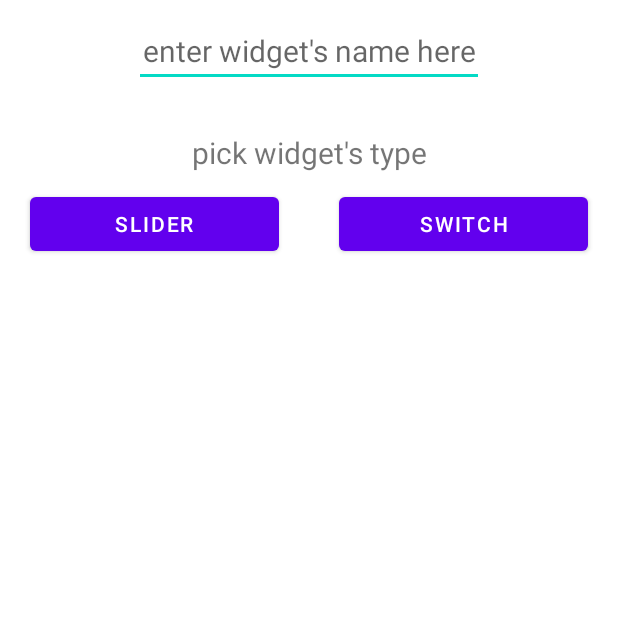
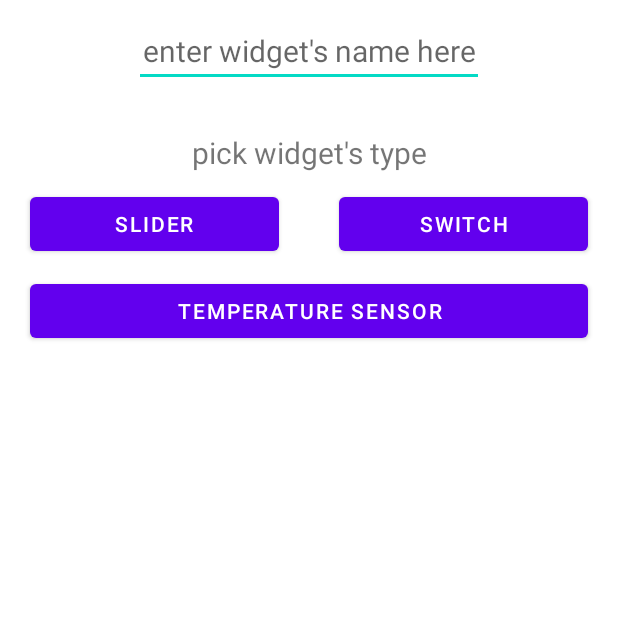
Before and after one commit to Truong-Giangg/SmartHRT, an Android app: the addWidget screen opened directly, with no data from a screen before it, on a phone screen of 412 x 824 dp, the top half of it. Run offline under Robolectric (Android 15) with nearby library versions, the phone set to English and light mode, and no system bars; our stand-ins replace Firebase (no records; nobody signed in at launch, a user with empty details on screens opened directly); Roboto replaces fonts that are not available here; 1 statement that could not run was skipped.

Commit message:
update MainMenu and add Temperature

```diff
--- a/app/src/main/java/com/first_java_app/smarthrt/MainActivity.java
+++ b/app/src/main/java/com/first_java_app/smarthrt/MainActivity.java
@@ -15,7 +15,7 @@ import android.widget.TextView;
 
 public class MainActivity extends AppCompatActivity {
     private static int SPLASH_SCREEN=5000;
-    public static String user_username_gadget, widgetid; //variable for handGesture class
+    public static String user_username_gadget, widgetChild; //variable for handGesture class
 
     Animation topAnim, bottomAnim;
     ImageView image;
--- a/app/src/main/java/com/first_java_app/smarthrt/addWidget.java
+++ b/app/src/main/java/com/first_java_app/smarthrt/addWidget.java
@@ -5,20 +5,27 @@ import android.os.Bundle;
 import android.view.View;
 import android.widget.Button;
 import android.widget.EditText;
+
+import androidx.annotation.NonNull;
 import androidx.annotation.Nullable;
 import androidx.appcompat.app.AppCompatActivity;
 
+import com.google.android.gms.tasks.OnSuccessListener;
+import com.google.firebase.database.DataSnapshot;
+import com.google.firebase.database.DatabaseError;
 import com.google.firebase.database.DatabaseReference;
 import com.google.firebase.database.FirebaseDatabase;
+import com.google.firebase.database.ValueEventListener;
 
 public class addWidget extends AppCompatActivity implements View.OnClickListener{
     Button addWidgetSwitch;
     Button addWidgetSlider;
+    Button addWidgetTemp;
     EditText widgetNameAdd;
 
     String widgetName_s;
     String widgetType;
-    int widgetId;
+    int widgetChild;
 
     FirebaseDatabase rootNode;
     DatabaseReference reference;
@@ -29,19 +36,21 @@ public class addWidget extends AppCompatActivity implements View.OnClickListener
         setContentView(R.layout.activity_addwidget);
         addWidgetSwitch = findViewById(R.id.addWidgetSwitch);
         addWidgetSlider = findViewById(R.id.addWidgetSlider);
+        addWidgetTemp = findViewById(R.id.addWidgetTemp);
         widgetNameAdd = findViewById(R.id.widgetNameAdd);
         addWidgetSlider.setOnClickListener(addWidget.this);
         addWidgetSwitch.setOnClickListener(addWidget.this);
+        addWidgetTemp.setOnClickListener(addWidget.this);
         //--------------fetch data from previous activity----------
         reference = FirebaseDatabase.getInstance().getReference("users");
         Intent intent =getIntent();
         if(intent.getStringExtra("username")!=null){
             MainActivity.user_username_gadget =intent.getStringExtra("username");
         }
-        if(intent.getStringExtra("widgetid")!=null){
-            MainActivity.widgetid =intent.getStringExtra("widgetid");
+        if(intent.getStringExtra("widgetChild")!=null){
+            MainActivity.widgetChild =intent.getStringExtra("widgetChild");
         }
-        widgetId = Integer.parseInt(MainActivity.widgetid);
+        widgetChild = Integer.parseInt(MainActivity.widgetChild);
         //--------------end fetch data from previous activity----------
         rootNode = FirebaseDatabase.getInstance();
         reference = rootNode.getReference().child("users").child(MainActivity.user_username_gadget).child("user's gadget");
@@ -60,15 +69,27 @@ public class addWidget extends AppCompatActivity implements View.OnClickListener
             widgetType = "seekbar";
             gobackMainMenu(view);
         }
+        if(view.getId() == R.id.addWidgetTemp){
+            widgetName_s = widgetNameAdd.getText().toString();
+            widgetNameAdd.setText("");//clear the field when button pushed
+            widgetType = "temperature";
+            gobackMainMenu(view);
+        }
     }
     public void gobackMainMenu(View view){
-        widgetId++;
-        UserHelperClassGadget helperClass =new UserHelperClassGadget(String.valueOf(widgetId), widgetName_s, "0",widgetType);
-        reference.child(String.valueOf(widgetId)).setValue(helperClass);
-        //--------------push data to MainMenu acctivity via username------------
-        Intent intent =new Intent(getApplicationContext(),MainMenu.class);
-        intent.putExtra("username",MainActivity.user_username_gadget);
-        startActivity(intent);
-        //--------------end push data to MainMenu acctivity via username------------
+        widgetChild++;
+        UserHelperClassGadget helperClass =new UserHelperClassGadget(String.valueOf(widgetChild), widgetName_s, "0",widgetType);
+        reference.child(String.valueOf(widgetChild)).setValue(helperClass).addOnSuccessListener(new OnSuccessListener<Void>() {
+            @Override
+            public void onSuccess(Void aVoid) {
+                //--------------push data to MainMenu acctivity via username------------
+                Intent intent =new Intent(getApplicationContext(),MainMenu.class);
+                intent.putExtra("username",MainActivity.user_username_gadget);
+                startActivity(intent);
+                //--------------end push data to MainMenu acctivity via username------------
+            }
+        });
+
+
     }
 }
--- a/app/src/main/java/com/first_java_app/smarthrt/removeWidget.java
+++ b/app/src/main/java/com/first_java_app/smarthrt/removeWidget.java
@@ -92,6 +92,7 @@ public class removeWidget extends AppCompatActivity implements View.OnClickListe
         //--------------push data to MainMenu acctivity via username------------
         Intent intent =new Intent(getApplicationContext(),MainMenu.class);
         intent.putExtra("username",MainActivity.user_username_gadget);
+
         startActivity(intent);
         //--------------end push data to MainMenu acctivity via username------------
     }
--- a/app/src/main/res/layout/activity_addwidget.xml
+++ b/app/src/main/res/layout/activity_addwidget.xml
@@ -73,19 +73,25 @@
                 android:layout_centerHorizontal="true"
                 android:text="Switch" />
 
+
+        </LinearLayout>
+        <LinearLayout
+            android:layout_width="match_parent"
+            android:layout_height="wrap_content"
+            android:layout_centerHorizontal="true"
+            android:layout_alignParentTop="true"
+            android:layout_marginTop="10dp">
+            <Button
+                android:id="@+id/addWidgetTemp"
+                android:layout_width="0dp"
+                android:layout_height="wrap_content"
+                android:layout_weight="1"
+                android:layout_marginRight="20dp"
+                android:layout_marginLeft="20dp"
+                android:layout_centerHorizontal="true"
+                android:text="Temperature sensor" />
+
         </LinearLayout>
     </LinearLayout>
-<!--    <Button-->
-<!--        android:id="@+id/WidgetBtnAdd"-->
-<!--        android:layout_width="wrap_content"-->
-<!--        android:layout_height="wrap_content"-->
-<!--        android:ems="15"-->
-<!--        android:layout_centerHorizontal="true"-->
-<!--        android:layout_alignParentBottom="true"-->
-<!--        android:layout_marginBottom="310dip"-->
-<!--        android:onClick="gobackMainMenu"-->
-<!--        android:text="Add Widget" />-->
-
-
 
 </RelativeLayout>
```
Also changed, not shown: app/src/main/java/com/first_java_app/smarthrt/MainMenu.java (+85 -25 lines), app/src/main/res/layout/activity_main_menu.xml (+23 -0 lines).
